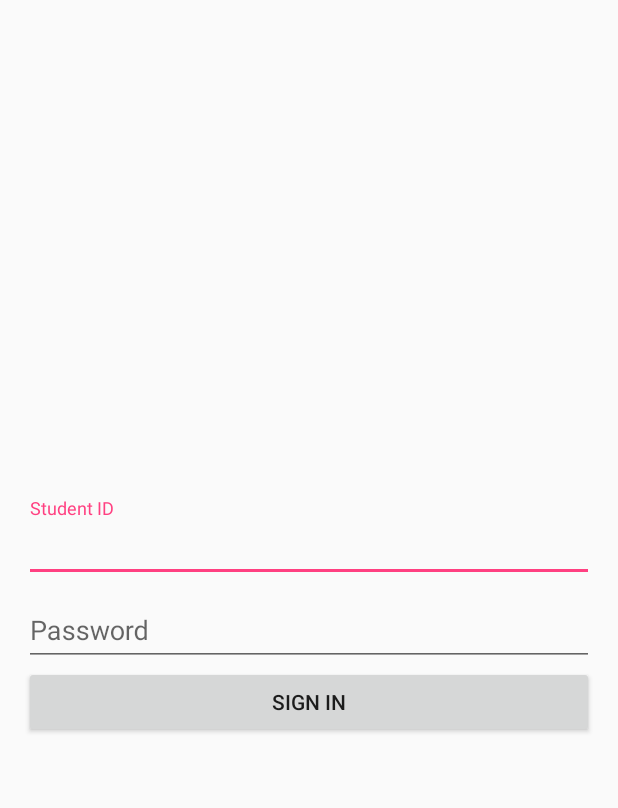
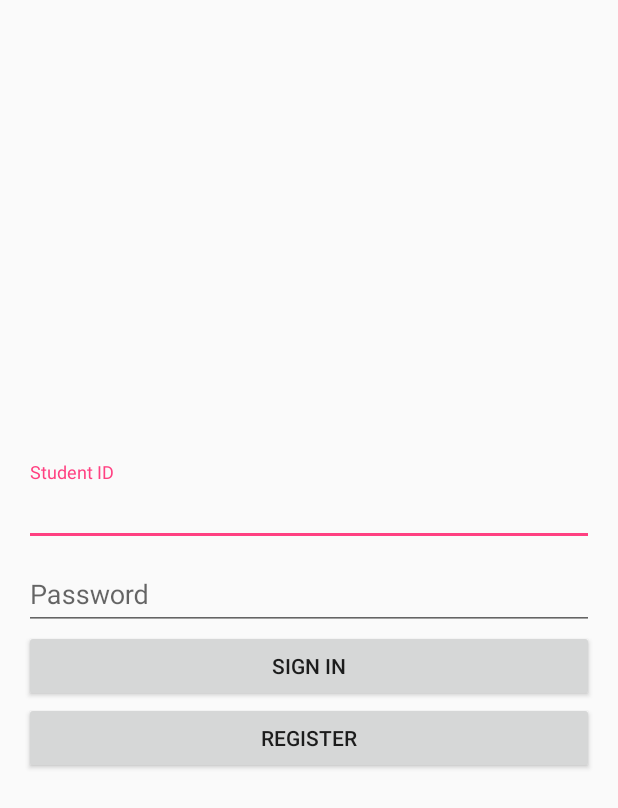
Before and after one commit to TecMonkey/SDP_29_1, an Android app: the LoginActivity screen opened directly, with no data from a screen before it, on a phone screen of 412 x 824 dp. Shown: the top 808 px of the screen. Run offline under Robolectric (Android 15) with nearby library versions, the phone set to English and light mode, and no system bars.

Commit message:
added register button to login layout.

```diff
--- a/app/src/main/res/layout/activity_login.xml
+++ b/app/src/main/res/layout/activity_login.xml
@@ -68,8 +68,15 @@
                 android:layout_height="wrap_content"
                 android:text="@string/sign_in" />
 
+            <Button
+                android:id="@+id/activity_register_button"
+                android:layout_width="match_parent"
+                android:layout_height="wrap_content"
+                android:text="@string/register" >
 
+            </Button>
         </LinearLayout>
+
     </ScrollView>
 
 
```
